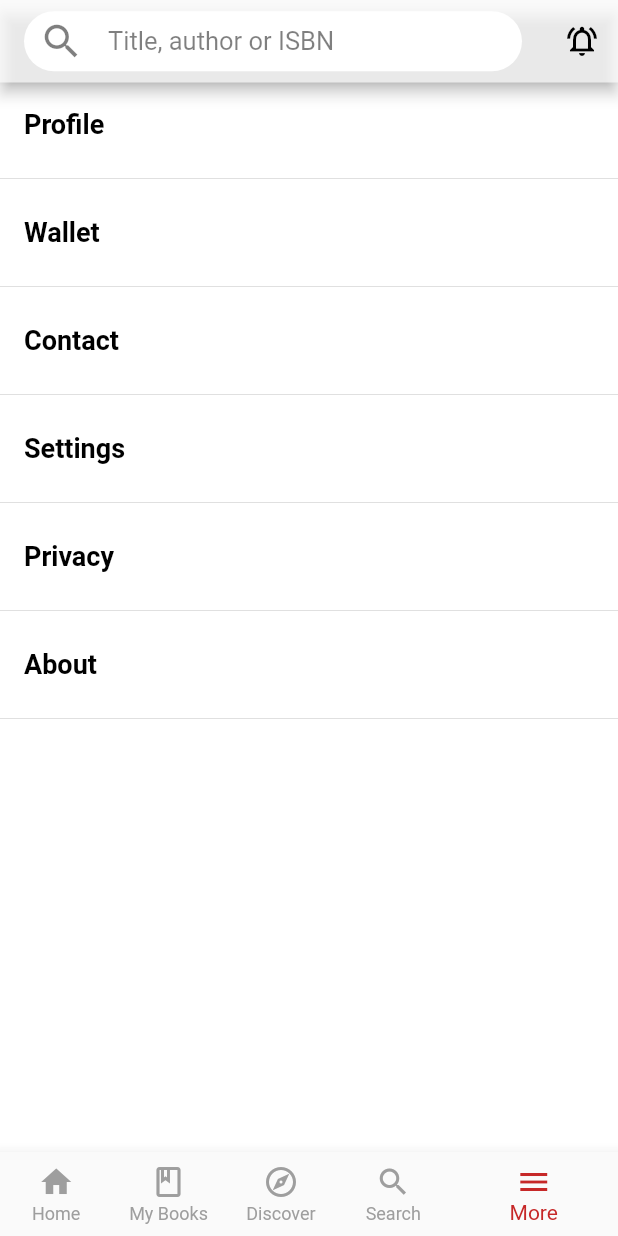
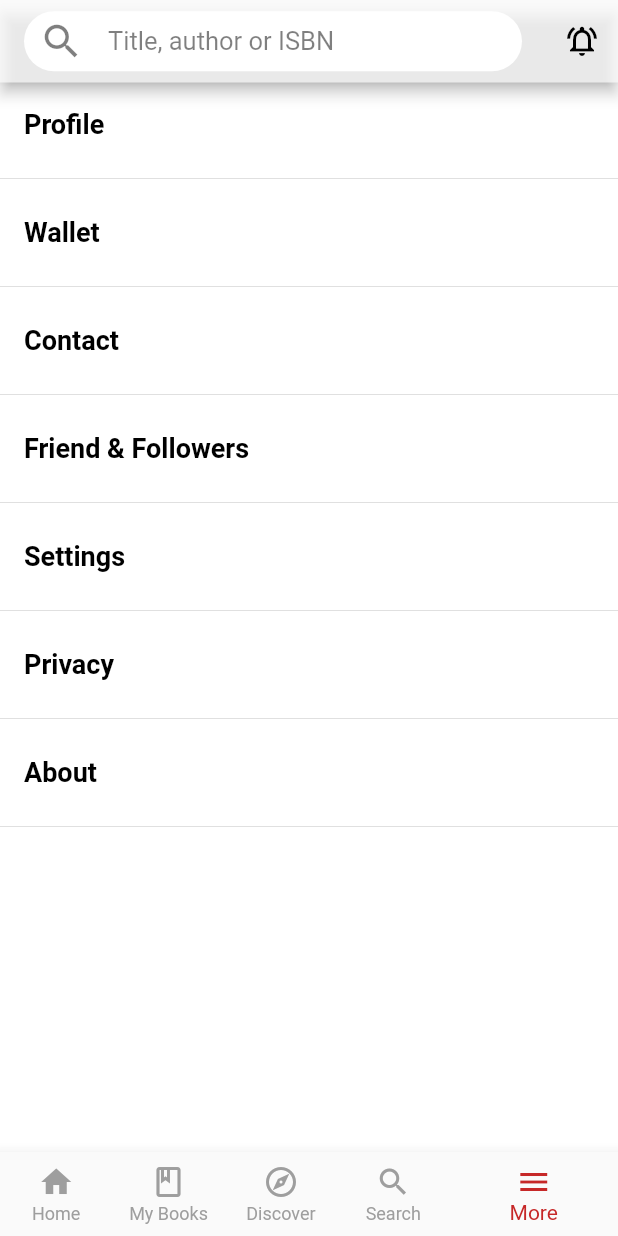
Before and after one commit to xaakib/ebook_library, a Flutter app: the screen it shows after launch, item 5 of the bottom bar chosen, on a phone screen of 412 x 824 dp. Run offline on Flutter 3.47's test engine with Material 2 defaults, Android fonts, the phone set to English and light mode, and no system bars; our stand-ins replace flutter_rating_bar, get; network calls fail.

Commit message:
fixed more screen list item

```diff
--- a/lib/screens/more_screen.dart
+++ b/lib/screens/more_screen.dart
@@ -12,15 +12,6 @@ class MoreScreen extends StatefulWidget {
 }
 
 class _MoreScreenState extends State<MoreScreen> {
-  final List moreItems = [
-    'Profile',
-    'Wallet',
-    'Contact',
-    'Settings',
-    'Privacy',
-    'About'
-  ];
-
   @override
   Widget build(BuildContext context) {
     return Scaffold(
@@ -28,26 +19,94 @@ class _MoreScreenState extends State<MoreScreen> {
           height: double.infinity,
           width: double.infinity,
           color: Colors.white,
-          child: ListView.builder(
-              itemCount: moreItems.length,
-              itemBuilder: (context, index) {
-                return InkWell(
+          child: Column(
+            children: [
+              InkWell(
                 onTap: () {
                   Get.to(AuthorProfileScreen());
                 },
-                  child: Column(
-                    children: [
-                      ListTile(
+                child: ListTile(
                   title: Text(
-                          moreItems[index],
+                    'Profile',
                     style: texstyleBoldBlack,
+                  ),
+                ),
+              ),
+              Divider(),
+              InkWell(
+                onTap: () {
+                  Get.to(AuthorProfileScreen());
+                },
+                child: ListTile(
+                  title: Text(
+                    'Wallet',
+                    style: texstyleBoldBlack,
+                  ),
+                ),
+              ),
+              Divider(),
+              InkWell(
+                onTap: () {
+                  Get.to(AuthorProfileScreen());
+                },
+                child: ListTile(
+                  title: Text(
+                    'Contact',
+                    style: texstyleBoldBlack,
+                  ),
+                ),
+              ),
+              Divider(),
+              InkWell(
+                onTap: () {
+                  Get.to(AuthorProfileScreen());
+                },
+                child: ListTile(
+                  title: Text(
+                    'Friend & Followers',
+                    style: texstyleBoldBlack,
+                  ),
+                ),
+              ),
+              Divider(),
+              InkWell(
+                onTap: () {
+                  Get.to(AuthorProfileScreen());
+                },
+                child: ListTile(
+                  title: Text(
+                    'Settings',
+                    style: texstyleBoldBlack,
+                  ),
+                ),
+              ),
+              Divider(),
+              InkWell(
+                onTap: () {
+                  Get.to(AuthorProfileScreen());
+                },
+                child: ListTile(
+                  title: Text(
+                    'Privacy',
+                    style: texstyleBoldBlack,
+                  ),
+                ),
+              ),
+              Divider(),
+              InkWell(
+                onTap: () {
+                  Get.to(AuthorProfileScreen());
+                },
+                child: ListTile(
+                  title: Text(
+                    'About',
+                    style: texstyleBoldBlack,
+                  ),
                 ),
               ),
               Divider(),
             ],
-                  ),
-                );
-              })),
+          )),
     );
   }
 }
```
Also changed, not shown: lib/components/readers_follow_screen.dart (line endings or trailing spaces). Lines whose indentation alone changed are shown as unchanged.
